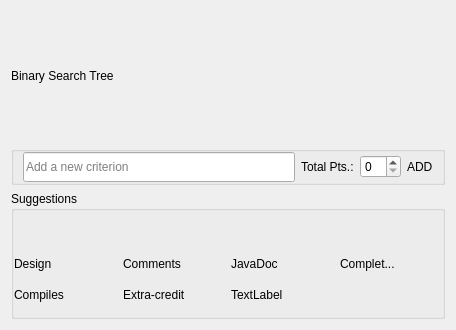
First picture: the form in TurboGrade/ui/rubricview.ui, repository wassgha/TurboGrade, before the edit.
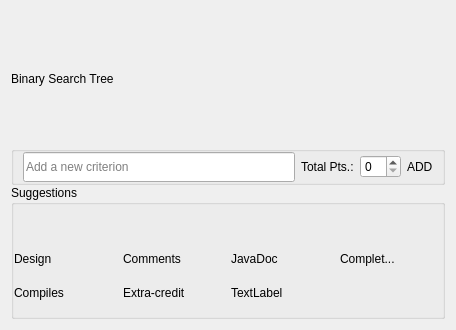
Second picture: the form after the edit. Custom widgets are drawn as their Qt base class.

```diff
--- a/TurboGrade/ui/rubricview.ui
+++ b/TurboGrade/ui/rubricview.ui
@@ -121,6 +121,9 @@
 </string>
   </property>
   <layout class="QVBoxLayout" name="mainLayout">
+   <property name="spacing">
+    <number>0</number>
+   </property>
    <item>
     <widget class="QLabel" name="title">
      <property name="text">
```
Left out of the diff: 18 changed lines with no effect on the pictures.
